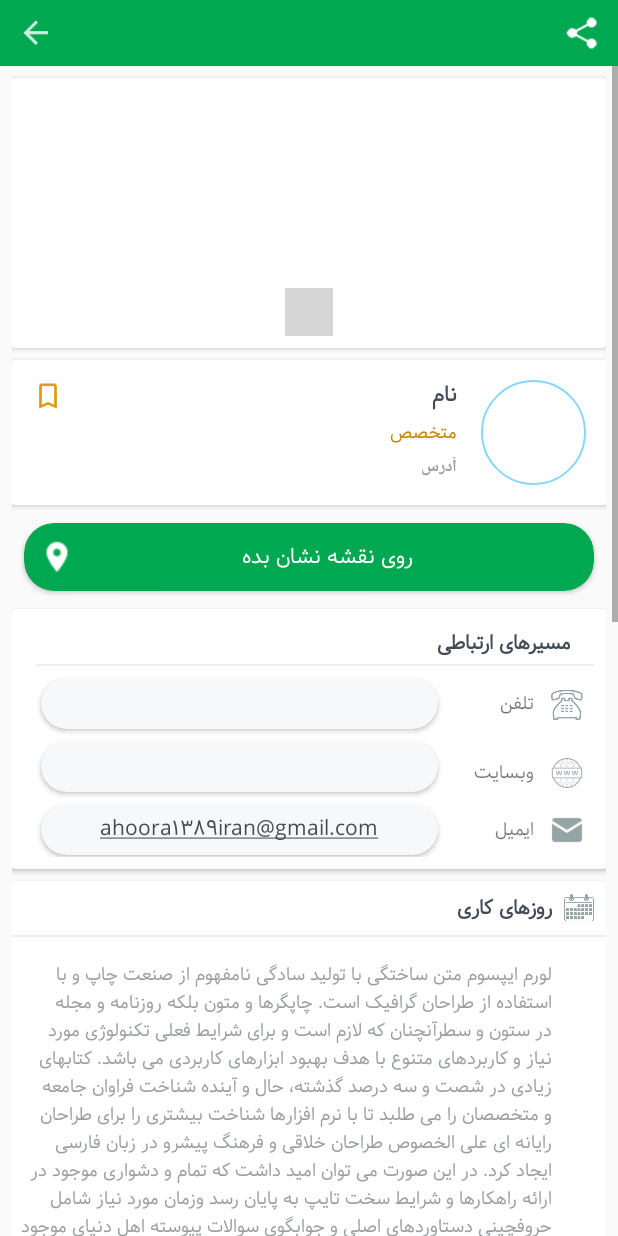
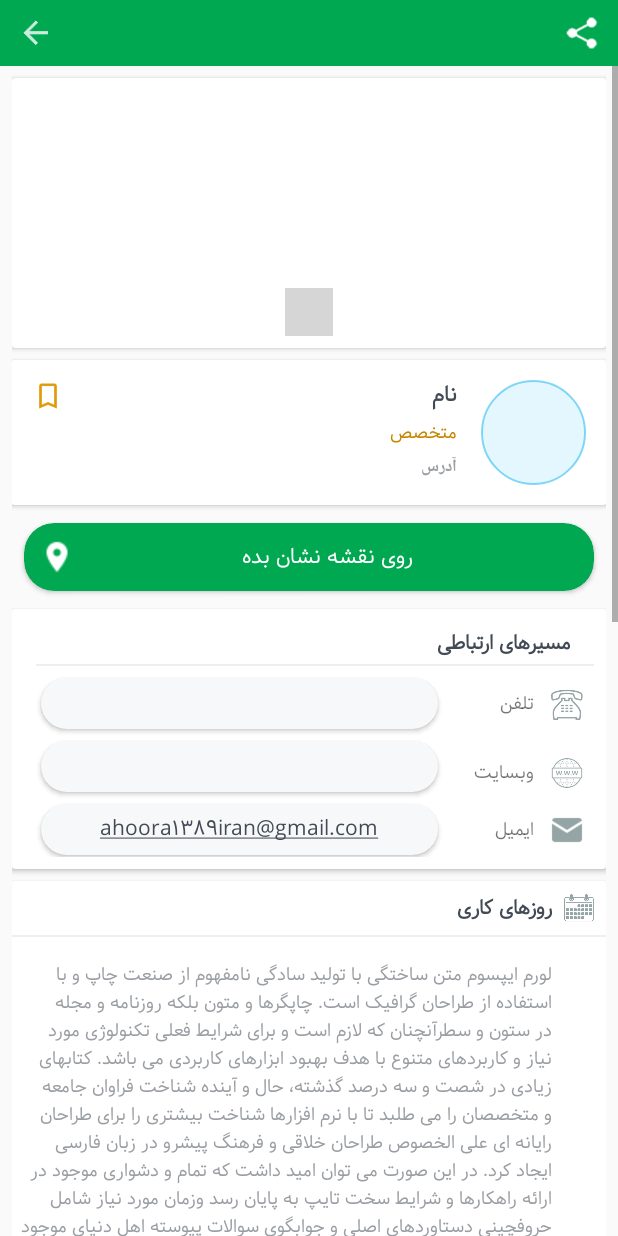
Before and after one commit to dariush-fathie/MyJin, an Android app: the layout activity_detail.xml on its own in the app's theme, with its tools: preview values and no code run, on a phone screen of 412 x 824 dp. Run offline under Robolectric (Android 15) with nearby library versions, the phone set to English and light mode, and no system bars; plain views replace IndefinitePagerIndicator; grey boxes are pictures that could not be loaded.

Commit message:
date 10202018

```diff
--- a/app/src/main/res/layout/activity_detail.xml
+++ b/app/src/main/res/layout/activity_detail.xml
@@ -124,9 +124,8 @@
                             android:layout_width="70dp"
                             android:layout_height="70dp"
                             android:layout_margin="5dp"
-                            android:background="@drawable/t"
+                            android:background="@drawable/t2"
                             android:contentDescription="@null"
-
                             android:padding="6dp"
                             android:transitionName="transition_name"
                             app:civ_border_color="@color/transparent"
--- a/app/src/main/res/layout/group_item.xml
+++ b/app/src/main/res/layout/group_item.xml
@@ -30,7 +30,8 @@
             app:civ_border_width="1dp"
             app:layout_constraintBottom_toBottomOf="parent"
             app:layout_constraintEnd_toEndOf="parent"
-            app:layout_constraintTop_toTopOf="parent" />
+            app:layout_constraintTop_toTopOf="parent"
+            tools:targetApi="lollipop" />
 
         <android.support.v7.widget.AppCompatTextView
             android:id="@+id/tv_title"
```
Also changed, not shown: app/src/main/res/drawable/ic_jin2.png (deleted).
